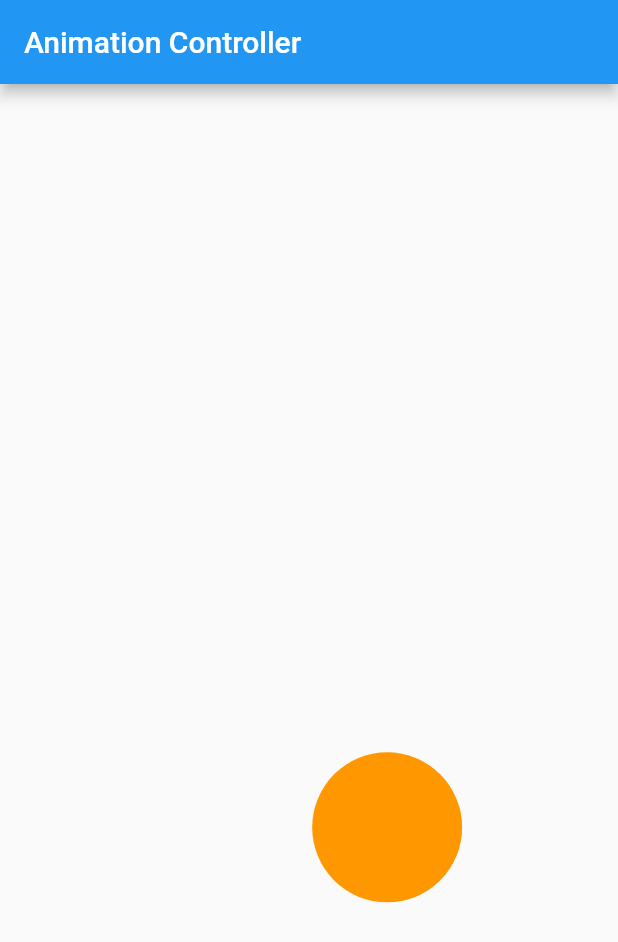
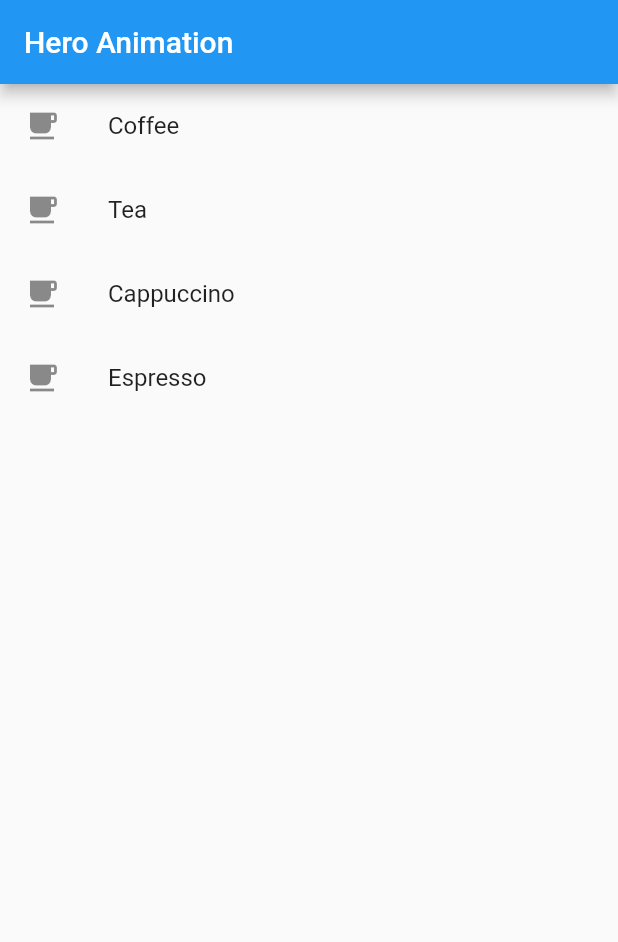
Before and after one commit to faithcredit/my_animations, a Flutter app: the screen it shows after launch, on a phone screen of 412 x 824 dp. Shown: the top 942 px of the screen. Run offline on Flutter 3.47's test engine with Material 2 defaults, Android fonts, the light colour scheme and no system bars.

Commit message:
animation Using Hero

```diff
--- /dev/null
+++ b/lib/list_screen.dart
@@ -0,0 +1,31 @@
+import 'package:flutter/material.dart';
+import './detail_screen.dart';
+
+class ListScreen extends StatelessWidget {
+  final List<String> drinks = ['Coffee', 'Tea', 'Cappuccino', 'Espresso'];
+
+  ListScreen({super.key});
+
+  @override
+  Widget build(BuildContext context) {
+    return Scaffold(
+        appBar: AppBar(
+          title: const Text('Hero Animation'),
+        ),
+        body: ListView.builder(
+            itemCount: drinks.length,
+            itemBuilder: (BuildContext context, int index) {
+              return ListTile(
+                leading: Hero(
+                    tag: 'cup$index', child: const Icon(Icons.free_breakfast)),
+                title: Text(drinks[index]),
+                onTap: () {
+                  Navigator.push(
+                      context,
+                      MaterialPageRoute(
+                          builder: (context) => DetailScreen(index)));
+                },
+              );
+            }));
+  }
+}
--- a/lib/main.dart
+++ b/lib/main.dart
@@ -1,6 +1,7 @@
 import 'package:flutter/material.dart';
 import 'my_animation.dart';
 import './shape_animation.dart';
+import './list_screen.dart';
 void main() {
   runApp(const MyApp());
 }
@@ -14,7 +15,7 @@ class MyApp extends StatelessWidget {
       theme: ThemeData(
         primarySwatch: Colors.blue,
       ),
-     home: const ShapeAnimation(),
+     home: ListScreen(),
    );
   }
 }
```
Also changed, not shown: lib/detail_screen.dart (added, +32 -0 lines).
